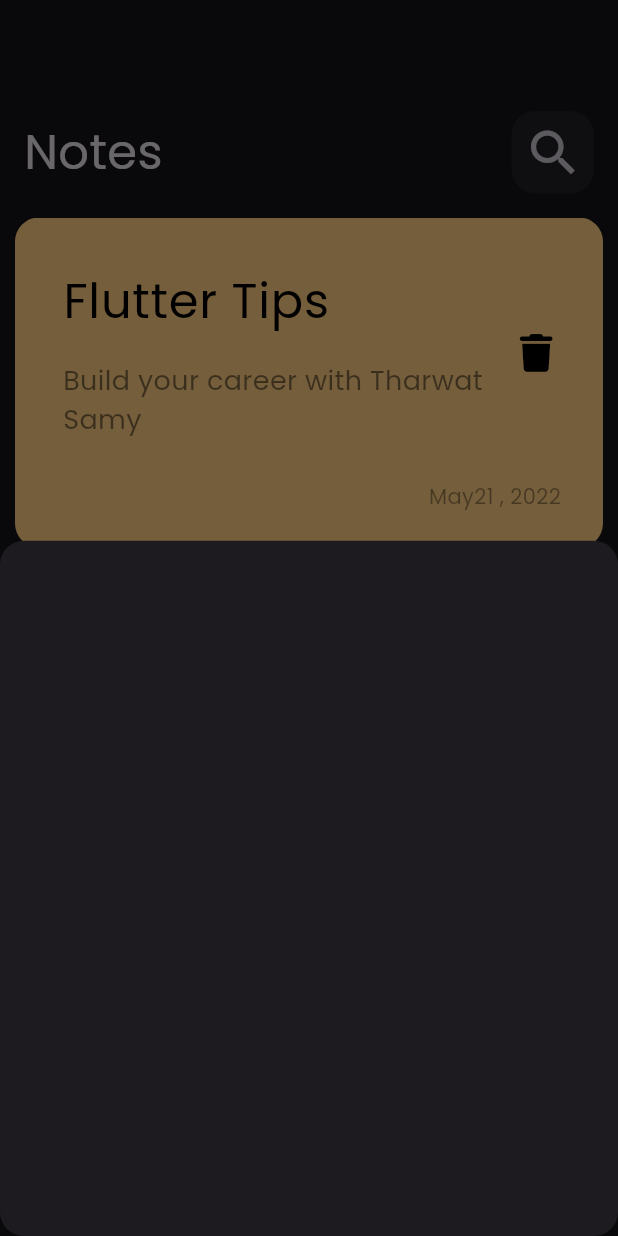
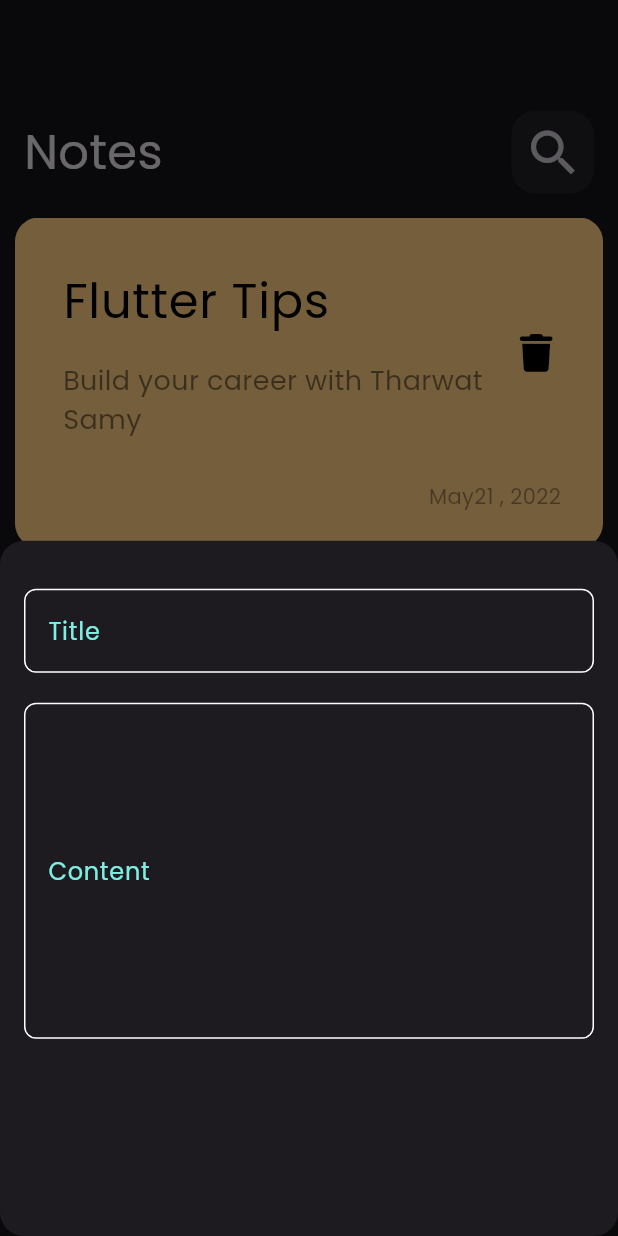
Before and after one commit to Bakry-Man/Notes-App, a Flutter app: the screen it shows after launch, after a tap on an icon or button, on a phone screen of 412 x 824 dp. Run offline on Flutter 3.47's test engine with Material 3 defaults, Android fonts, the phone set to English and light mode, and no system bars; our stand-ins replace font_awesome_flutter.

Commit message:
create customtextfield + create avariable of data type EdgeInsetsGeometry to be used in content text field only

```diff
--- /dev/null
+++ b/lib/constats/const.dart
@@ -0,0 +1,3 @@
+import 'package:flutter/material.dart';
+
+const Color kPrimaryColor = Color(0xFF7FEEE2);
--- a/lib/views/home_page.dart
+++ b/lib/views/home_page.dart
@@ -1,5 +1,6 @@
 import 'package:flutter/material.dart';
 import 'package:font_awesome_flutter/font_awesome_flutter.dart';
+import 'package:notesapp/constats/const.dart';
 import 'package:notesapp/models/note_model.dart';
 import 'package:notesapp/widgets/add_note_bottom_sheet.dart';
 import 'package:notesapp/widgets/custom_app_bar.dart';
@@ -23,14 +24,14 @@ class HomeView extends StatelessWidget {
           ],
         ),
         floatingActionButton: FloatingActionButton(
-          backgroundColor: const Color(0xFF7FEEE2),
+          backgroundColor: kPrimaryColor,
           onPressed: () {
             showModalBottomSheet(
                 shape: RoundedRectangleBorder(
                     borderRadius: BorderRadius.circular(16)),
                 context: context,
                 builder: (context) {
-                  return const AddNoteButton();
+                  return const AddNoteButtomSheet();
                 });
           },
           child: const Icon(
--- a/lib/widgets/add_note_bottom_sheet.dart
+++ b/lib/widgets/add_note_bottom_sheet.dart
@@ -1,10 +1,28 @@
 import 'package:flutter/material.dart';
+import 'package:notesapp/widgets/custom_text_field.dart';
 
-class AddNoteButton extends StatelessWidget {
-  const AddNoteButton({super.key});
+class AddNoteButtomSheet extends StatelessWidget {
+  const AddNoteButtomSheet({super.key});
 
   @override
   Widget build(BuildContext context) {
-    return Container();
+    return Padding(
+      padding: const EdgeInsets.symmetric(horizontal: 16),
+      child: Column(
+        children: [
+          const SizedBox(
+            height: 32,
+          ),
+          CustomTextField(
+            hint: 'Title',
+          ),
+          CustomTextField(
+            hint: 'Content',
+            edgeInsetsGeometry:
+                const EdgeInsets.only(top: 100, bottom: 100, left: 12),
+          )
+        ],
+      ),
+    );
   }
 }
--- /dev/null
+++ b/lib/widgets/custom_text_field.dart
@@ -0,0 +1,31 @@
+import 'package:flutter/material.dart';
+import 'package:notesapp/constats/const.dart';
+
+class CustomTextField extends StatelessWidget {
+  CustomTextField({super.key, required this.hint, this.edgeInsetsGeometry});
+
+  final String hint;
+  EdgeInsetsGeometry? edgeInsetsGeometry;
+
+  @override
+  Widget build(BuildContext context) {
+    return Padding(
+      padding: const EdgeInsets.only(bottom: 20),
+      child: TextField(
+        cursorColor: kPrimaryColor,
+        decoration: InputDecoration(
+          hintText: hint,
+          contentPadding: edgeInsetsGeometry,
+          hintStyle: const TextStyle(color: kPrimaryColor),
+          enabledBorder: OutlineInputBorder(
+            borderSide: const BorderSide(color: Colors.white),
+            borderRadius: BorderRadius.circular(8),
+          ),
+          focusedBorder: OutlineInputBorder(
+              borderSide: const BorderSide(color: kPrimaryColor),
+              borderRadius: BorderRadius.circular(8)),
+        ),
+      ),
+    );
+  }
+}
```
